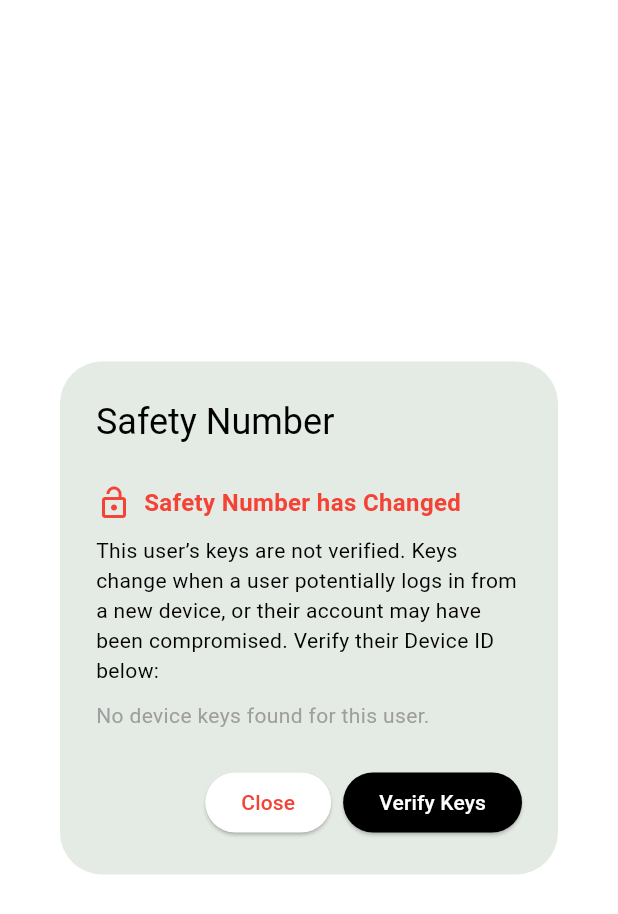
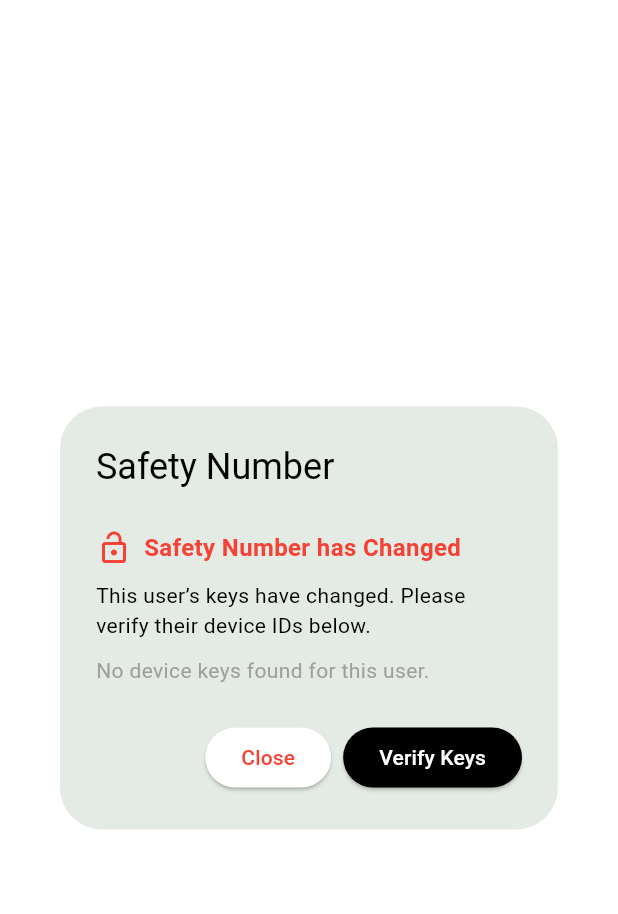
Before and after one commit to Rezivure/grid-frontend, a Flutter app: the UserKeysModal widget shown alone on an empty page, opened directly with empty values, on a phone screen of 412 x 824 dp. Shown: the top 914 px of the screen. Run offline on Flutter 3.47's test engine with Material 3 defaults, Android fonts, the phone set to English and light mode, and no system bars; our stand-ins replace flutter_dotenv, flutter_map, flutter_secure_storage, flutter_slidable, intl_phone_field, latlong2 and 7 more; missing offline and left inert: dart:ffi, encrypt, flutter_map_location_marker, matrix, qr_code_scanner, random_avatar and 3 more; accounts and stored records are empty; network calls fail.

Commit message:
temp fix to identity keys

```diff
--- a/lib/widgets/user_keys_modal.dart
+++ b/lib/widgets/user_keys_modal.dart
@@ -70,8 +70,8 @@ class UserKeysModal extends StatelessWidget {
           SizedBox(height: 10),
           Text(
             approvedKeys
-                ? 'This user’s keys are verified and trusted for secure communication.'
-                : 'This user’s keys are not verified. Keys change when a user potentially logs in from a new device, or their account may have been compromised. Verify their Device ID below:',
+                ? 'This contact\'s keys are verified and trusted for secure communication.'
+                : 'This user’s keys have changed. Please verify their device IDs below. ',
             style: TextStyle(fontSize: 14),
           ),
           SizedBox(height: 10),
```
Also changed, not shown: lib/providers/room_provider.dart (+14 -7 lines).
